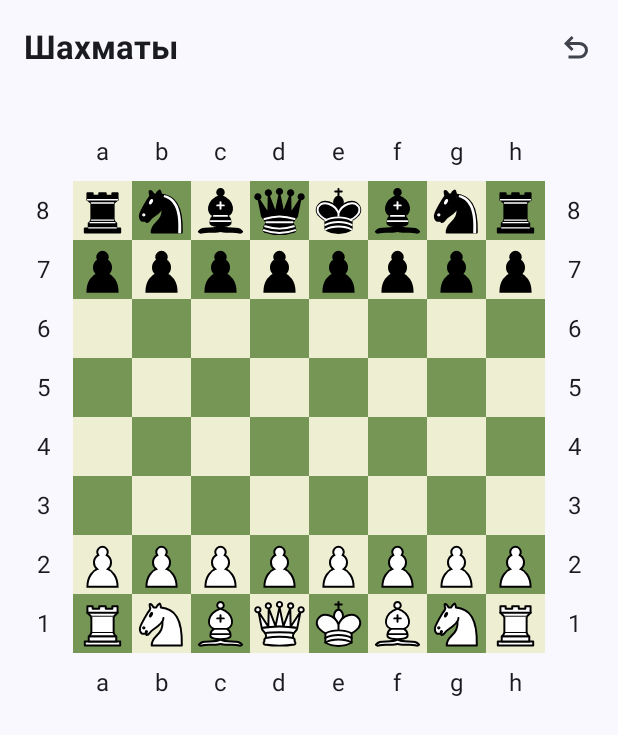
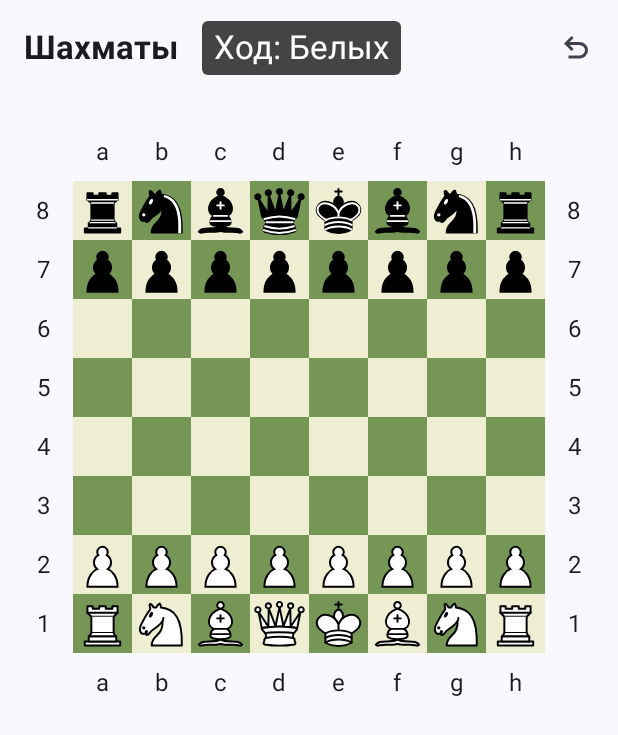
Before and after one commit to i-redbyte/krdcompose, an Android app built with Jetpack Compose: the ChessScreen screen opened through its navigation route, on a phone screen of 412 x 824 dp. Shown: the top 735 px of the screen. Run offline under Robolectric (Android 15) with nearby library versions, the phone set to English and light mode, and no system bars.

```diff
--- a/app/src/main/java/ru/redbyte/krdcompose/screens/chess/ChessScreen.kt
+++ b/app/src/main/java/ru/redbyte/krdcompose/screens/chess/ChessScreen.kt
@@ -23,6 +23,7 @@ import androidx.compose.foundation.layout.size
 import androidx.compose.foundation.layout.width
 import androidx.compose.foundation.lazy.LazyColumn
 import androidx.compose.foundation.lazy.itemsIndexed
+import androidx.compose.foundation.shape.RoundedCornerShape
 import androidx.compose.material3.AlertDialog
 import androidx.compose.material3.ExperimentalMaterial3Api
 import androidx.compose.material3.Icon
@@ -60,7 +61,22 @@ fun ChessScreen(viewModel: ChessViewModel = viewModel()) {
     Scaffold(
         topBar = {
             TopAppBar(
-                title = { Text("Шахматы", fontWeight = FontWeight.Bold) },
+                title = {
+                    Row(verticalAlignment = Alignment.CenterVertically) {
+                        Text("Шахматы", fontWeight = FontWeight.Bold)
+                        Spacer(modifier = Modifier.width(16.dp))
+                        Text(
+                            text = if (state.currentTurn == WHITE) "Ход: Белых" else "Ход: Чёрных",
+                            color = if (state.currentTurn == WHITE) Color.White else Color.Black,
+                            modifier = Modifier
+                                .background(
+                                    color = if (state.currentTurn == WHITE) Color.DarkGray else Color.LightGray,
+                                    shape = RoundedCornerShape(4.dp)
+                                )
+                                .padding(horizontal = 8.dp, vertical = 4.dp)
+                        )
+                    }
+                },
                 actions = {
                     IconButton(onClick = { viewModel.undo() }) {
                         Icon(
```
Also changed, not shown: app/src/main/java/ru/redbyte/krdcompose/ui/games/chess/ChessViewModel.kt (+11 -1 lines), 3 other files.
